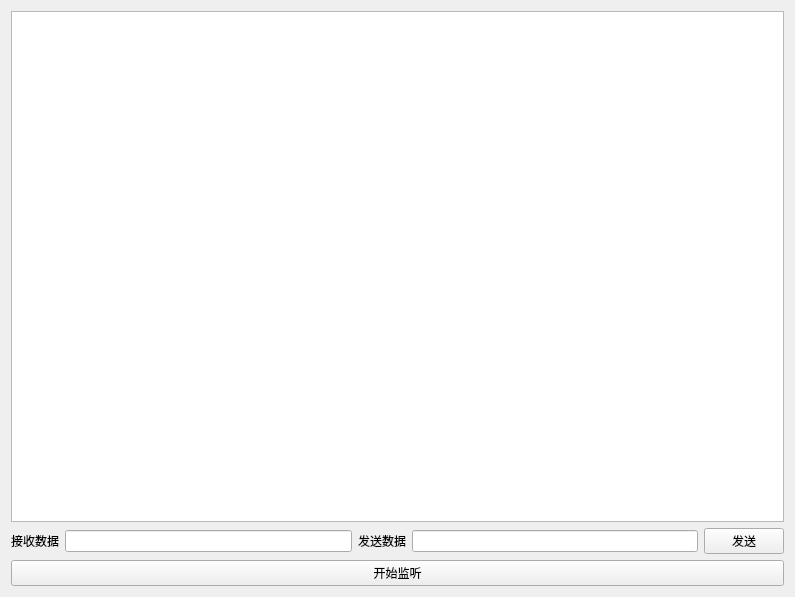
Above: w_home.ui from bloglink/aip-server before the change. Below: the same form after it.
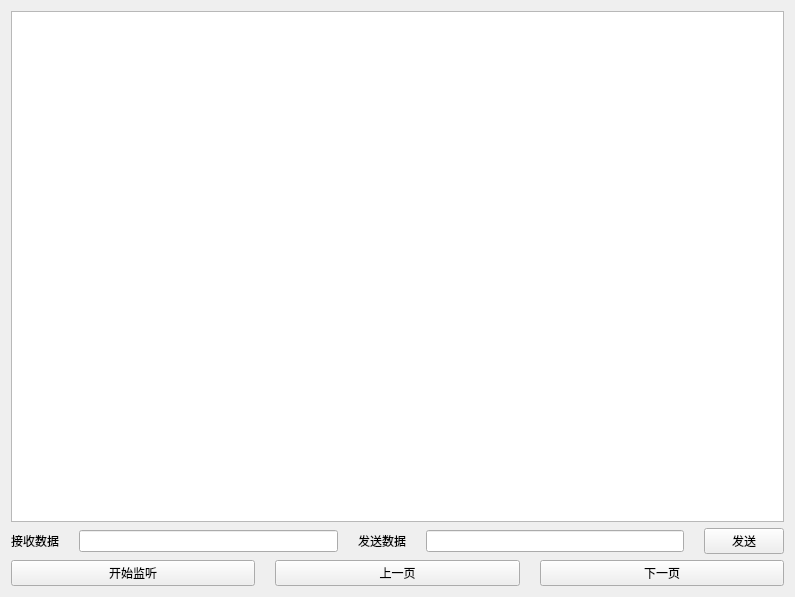
That is the form after the change.

```diff
--- a/w_home.ui
+++ b/w_home.ui
@@ -13,8 +13,8 @@
   <property name="windowTitle">
    <string>青岛艾普智能仪器TCP服务工具--by赵楠林</string>
   </property>
-  <layout class="QVBoxLayout" name="verticalLayout">
-   <item>
+  <layout class="QGridLayout" name="gridLayout_2">
+   <item row="0" column="0">
     <layout class="QGridLayout" name="gridLayout">
      <item row="0" column="0">
       <widget class="QTableWidget" name="tableWidget">
@@ -31,8 +31,11 @@
      </item>
     </layout>
    </item>
-   <item>
+   <item row="1" column="0">
     <layout class="QHBoxLayout" name="horizontalLayout">
+     <property name="spacing">
+      <number>20</number>
+     </property>
      <item>
       <widget class="QLabel" name="label_2">
        <property name="text">
@@ -62,12 +65,33 @@
      </item>
     </layout>
    </item>
+   <item row="2" column="0">
+    <layout class="QHBoxLayout" name="horizontalLayout_4">
+     <property name="spacing">
+      <number>20</number>
+     </property>
    <item>
     <widget class="QPushButton" name="pushButtonStart">
      <property name="text">
       <string>开始监听</string>
      </property>
     </widget>
+     </item>
+     <item>
+      <widget class="QPushButton" name="pushButtonPrev">
+       <property name="text">
+        <string>上一页</string>
+       </property>
+      </widget>
+     </item>
+     <item>
+      <widget class="QPushButton" name="pushButtonNext">
+       <property name="text">
+        <string>下一页</string>
+       </property>
+      </widget>
+     </item>
+    </layout>
    </item>
   </layout>
  </widget>
```
Lines whose indentation alone changed are shown as unchanged.
